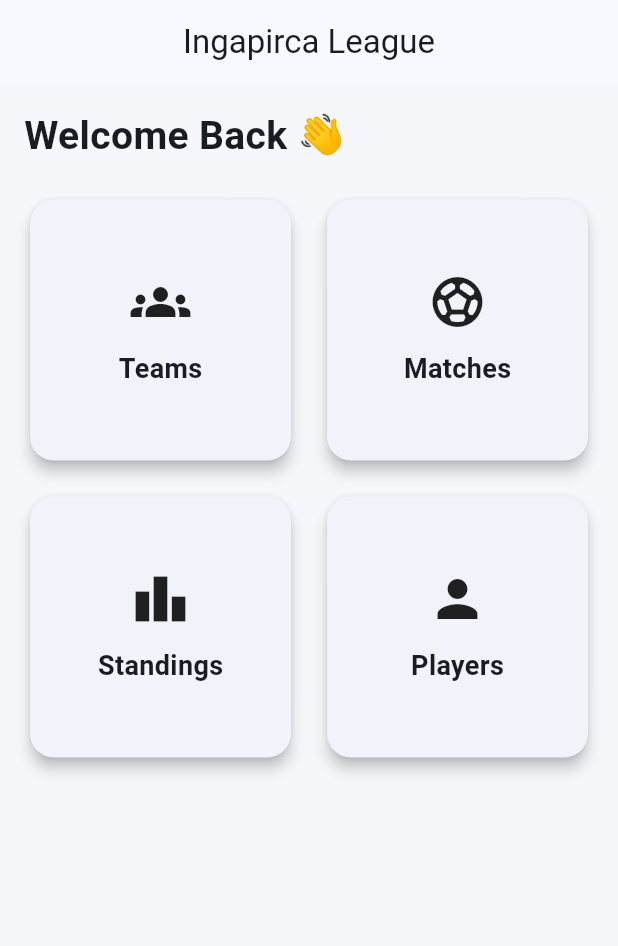
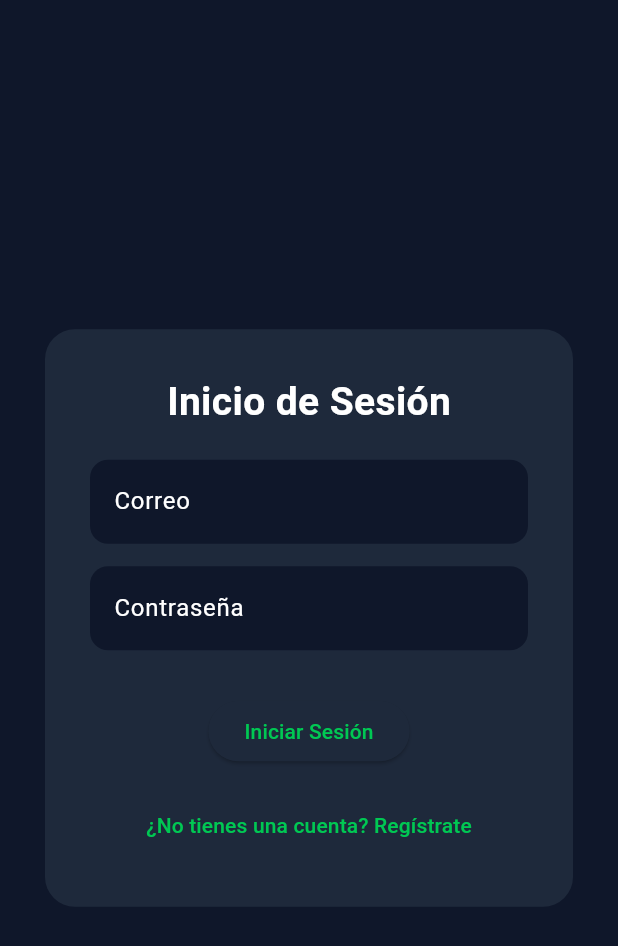
Before and after one commit to jack-narv/ingapirca_league_frontend, a Flutter app: the screen it shows after launch, on a phone screen of 412 x 824 dp. Shown: the top 946 px of the screen. Run offline on Flutter 3.47's test engine with Material 3 defaults, Android fonts, the phone set to English and light mode, and no system bars; our stand-ins replace flutter_secure_storage.

Commit message:
Auth functionality

```diff
--- a/lib/core/theme/app_theme.dart
+++ b/lib/core/theme/app_theme.dart
@@ -1,21 +1,48 @@
 import 'package:flutter/material.dart';
 
 class AppTheme {
-  static ThemeData lightTheme = ThemeData(
+  static const Color primaryColor = Color(0xFF00C853);
+  static const Color backgroundColor = Color(0xFF0F172A);
+  static const Color surfaceColor = Color(0xFF1E293B);
+  static const Color cardColor = Color(0xFF1A2332);
+
+  static ThemeData darkTheme = ThemeData(
     useMaterial3: true,
-    colorScheme: ColorScheme.fromSeed(
-      seedColor: const Color(0xFF1E88E5),
-      brightness: Brightness.light,
+    brightness: Brightness.dark,
+    scaffoldBackgroundColor: backgroundColor,
+    colorScheme: const ColorScheme.dark(
+      primary: primaryColor,
+      secondary: Color(0xFF22D3EE),
+      surface: surfaceColor,
     ),
-    scaffoldBackgroundColor: const Color(0xFFF5F7FA),
     appBarTheme: const AppBarTheme(
+      backgroundColor: Colors.transparent,
+      elevation: 0,
       centerTitle: true,
-      elevation: 0,
     ),
     cardTheme: CardThemeData(
-      elevation: 4,
+      color: cardColor,
+      elevation: 0,
       shape: RoundedRectangleBorder(
-        borderRadius: BorderRadius.circular(16),
+        borderRadius: BorderRadius.circular(20),
+      ),
+    ),
+    inputDecorationTheme: InputDecorationTheme(
+      filled: true,
+      fillColor: const Color(0xFF0F172A),
+      border: OutlineInputBorder(
+        borderRadius: BorderRadius.circular(12),
+        borderSide: BorderSide.none,
+      ),
+    ),
+    textTheme: const TextTheme(
+      headlineLarge: TextStyle(
+        fontWeight: FontWeight.bold,
+        fontSize: 28,
+      ),
+      titleMedium: TextStyle(
+        fontSize: 16,
+        fontWeight: FontWeight.w600,
       ),
     ),
   );
--- /dev/null
+++ b/lib/features/auth/login_screen.dart
@@ -0,0 +1,117 @@
+import 'package:flutter/material.dart';
+import '../../services/auth_service.dart';
+import '../home/home_screen.dart';
+import 'register_screen.dart';
+
+
+class LoginScreen extends StatefulWidget{
+  const LoginScreen({super.key});
+
+  @override
+  State<LoginScreen> createState() => _LoginScreenState();
+}
+
+class _LoginScreenState extends State<LoginScreen>{
+  final _emailController = TextEditingController();
+  final _passwordController = TextEditingController();
+  final _authService = AuthService();
+
+  bool _isLoading = false;
+  String? _error;
+
+  void _login() async{
+    setState(() {
+      _isLoading = true;
+      _error = null;
+    });
+
+
+    try{
+      await _authService.login(
+        _emailController.text.trim(),
+        _passwordController.text.trim(),
+      );
+
+      Navigator.pushReplacement(
+        context,
+        MaterialPageRoute(builder: (_)=> const HomeScreen()),
+      );
+    }catch(e){
+      setState(() {
+        _error = 'Credenciales inválidas';
+      });
+    }finally{
+      setState(() {
+        _isLoading = false;
+      });
+    }
+  }
+
+  @override
+  Widget build(BuildContext context) {
+    return Scaffold(
+      body: Center(
+        child: Container(
+          padding: const EdgeInsets.all(30),
+          margin: const EdgeInsets.symmetric(horizontal: 30),
+          decoration: BoxDecoration(
+            color: const Color(0xFF1E293B),
+            borderRadius: BorderRadius.circular(20),
+          ),
+          child: Column(
+            mainAxisSize: MainAxisSize.min,
+            children: [
+              const Text(
+                "Inicio de Sesión",
+                style: TextStyle(
+                  fontSize: 26,
+                  fontWeight: FontWeight.bold,
+                ),
+              ),
+              const SizedBox(height: 20),
+              TextField(
+                controller: _emailController,
+                decoration: const InputDecoration(
+                  labelText: "Correo",
+                ),
+              ),
+              const SizedBox(height: 15),
+              TextField(
+                controller: _passwordController,
+                obscureText: true,
+                decoration: const InputDecoration(
+                  labelText: "Contraseña",
+                ),
+              ),
+              const SizedBox(height: 20),
+              if (_error != null)
+                Text(
+                  _error!,
+                  style: const TextStyle(color: Colors.red),
+                ),
+              const SizedBox(height: 10),
+              _isLoading
+                  ? const CircularProgressIndicator()
+                  : ElevatedButton(
+                      onPressed: _login,
+                      child: const Text("Iniciar Sesión"),
+                    ),
+              const SizedBox(height: 15),
+              TextButton(
+                onPressed: () {
+                  Navigator.pushReplacement(
+                    context,
+                    MaterialPageRoute(
+                      builder: (_) => const RegisterScreen(),
+                    ),
+                  );
+                },
+                child: const Text("¿No tienes una cuenta? Regístrate"),
+              ),
+            ],
+          ),
+        ),
+      ),
+    );
+  }
+}
--- a/lib/features/home/home_screen.dart
+++ b/lib/features/home/home_screen.dart
@@ -10,42 +10,25 @@ class HomeScreen extends StatelessWidget {
         title: const Text("Ingapirca League"),
       ),
       body: Padding(
-        padding: const EdgeInsets.all(16),
+        padding: const EdgeInsets.symmetric(horizontal: 20, vertical: 30),
         child: Column(
           crossAxisAlignment: CrossAxisAlignment.start,
           children: [
-            const Text(
+            Text(
               "Welcome Back 👋",
-              style: TextStyle(
-                fontSize: 26,
-                fontWeight: FontWeight.bold,
-              ),
+              style: Theme.of(context).textTheme.headlineLarge,
             ),
-            const SizedBox(height: 20),
-
-            // Dashboard Cards
+            const SizedBox(height: 30),
             Expanded(
               child: GridView.count(
                 crossAxisCount: 2,
-                crossAxisSpacing: 16,
-                mainAxisSpacing: 16,
+                crossAxisSpacing: 20,
+                mainAxisSpacing: 20,
                 children: const [
-                  _DashboardCard(
-                    title: "Teams",
-                    icon: Icons.groups,
-                  ),
-                  _DashboardCard(
-                    title: "Matches",
-                    icon: Icons.sports_soccer,
-                  ),
-                  _DashboardCard(
-                    title: "Standings",
-                    icon: Icons.leaderboard,
-                  ),
-                  _DashboardCard(
-                    title: "Players",
-                    icon: Icons.person,
-                  ),
+                  _DashboardCard(title: "Teams", icon: Icons.groups),
+                  _DashboardCard(title: "Matches", icon: Icons.sports_soccer),
+                  _DashboardCard(title: "Standings", icon: Icons.leaderboard),
+                  _DashboardCard(title: "Players", icon: Icons.person),
                 ],
               ),
             ),
@@ -56,7 +39,7 @@ class HomeScreen extends StatelessWidget {
   }
 }
 
-class _DashboardCard extends StatelessWidget {
+class _DashboardCard extends StatefulWidget {
   final String title;
   final IconData icon;
 
@@ -66,24 +49,52 @@ class _DashboardCard extends StatelessWidget {
   });
 
   @override
+  State<_DashboardCard> createState() => _DashboardCardState();
+}
+
+class _DashboardCardState extends State<_DashboardCard> {
+  bool _isPressed = false;
+
+  @override
   Widget build(BuildContext context) {
-    return Card(
-      child: InkWell(
-        borderRadius: BorderRadius.circular(16),
+    return AnimatedScale(
+      scale: _isPressed ? 0.96 : 1,
+      duration: const Duration(milliseconds: 150),
+      child: GestureDetector(
+        onTapDown: (_) => setState(() => _isPressed = true),
+        onTapUp: (_) => setState(() => _isPressed = false),
+        onTapCancel: () => setState(() => _isPressed = false),
         onTap: () {},
-        child: Padding(
+        child: Container(
+          decoration: BoxDecoration(
+            borderRadius: BorderRadius.circular(20),
+            gradient: const LinearGradient(
+              colors: [
+                Color(0xFF1E293B),
+                Color(0xFF0F172A),
+              ],
+              begin: Alignment.topLeft,
+              end: Alignment.bottomRight,
+            ),
+            boxShadow: [
+              BoxShadow(
+                color: Colors.black.withOpacity(0.4),
+                blurRadius: 12,
+                offset: const Offset(0, 8),
+              ),
+            ],
+          ),
           padding: const EdgeInsets.all(20),
           child: Column(
             mainAxisAlignment: MainAxisAlignment.center,
             children: [
-              Icon(icon, size: 40),
+              Icon(widget.icon,
+                  size: 40,
+                  color: Theme.of(context).colorScheme.primary),
               const SizedBox(height: 12),
               Text(
-                title,
-                style: const TextStyle(
-                  fontSize: 18,
-                  fontWeight: FontWeight.w600,
-                ),
+                widget.title,
+                style: Theme.of(context).textTheme.titleMedium,
               ),
             ],
           ),
--- a/lib/main.dart
+++ b/lib/main.dart
@@ -1,4 +1,5 @@
 import 'package:flutter/material.dart';
+import 'package:ingapirca_league_frontend/features/auth/login_screen.dart';
 import 'core/theme/app_theme.dart';
 import 'features/home/home_screen.dart';
 
@@ -15,8 +16,8 @@ class IngaPircaLeagueApp extends StatelessWidget {
     return MaterialApp(
       debugShowCheckedModeBanner: false,
       title: 'Ingapirca League',
-      theme: AppTheme.lightTheme,
-      home: const HomeScreen(),
+      theme: AppTheme.darkTheme,
+      home: const LoginScreen(),
     );
   }
 }
--- /dev/null
+++ b/lib/models/auth_response.dart
@@ -0,0 +1,13 @@
+class AuthResponse {
+  final String accessToken;
+
+  AuthResponse({
+    required this.accessToken,
+  });
+
+  factory AuthResponse.fromJson(Map<String, dynamic> json) {
+    return AuthResponse(
+      accessToken: json['accessToken'],
+    );
+  }
+}
--- a/pubspec.yaml
+++ b/pubspec.yaml
@@ -30,6 +30,9 @@ environment:
 dependencies:
   flutter:
     sdk: flutter
+
+  http: ^1.2.0
+  flutter_secure_storage: ^9.0.0
 
   # The following adds the Cupertino Icons font to your application.
   # Use with the CupertinoIcons class for iOS style icons.
```
Also changed, not shown: lib/features/auth/register_screen.dart (added, +151 -0 lines), lib/services/auth_service.dart (added, +67 -0 lines), pubspec.lock, 5 other files.
